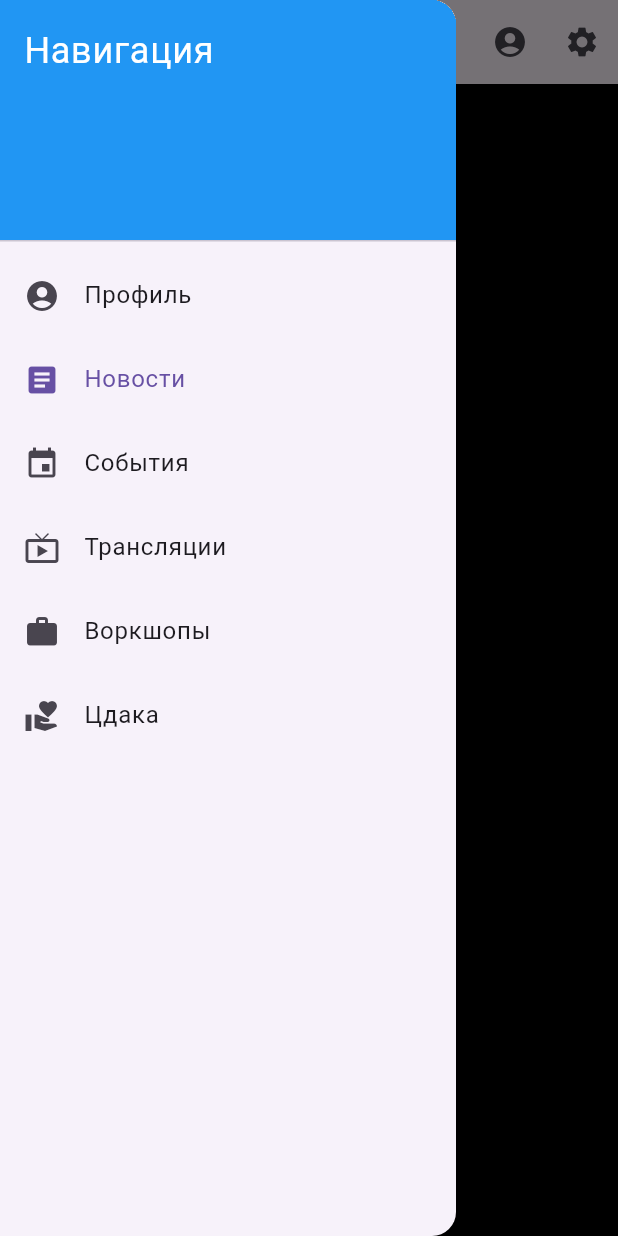
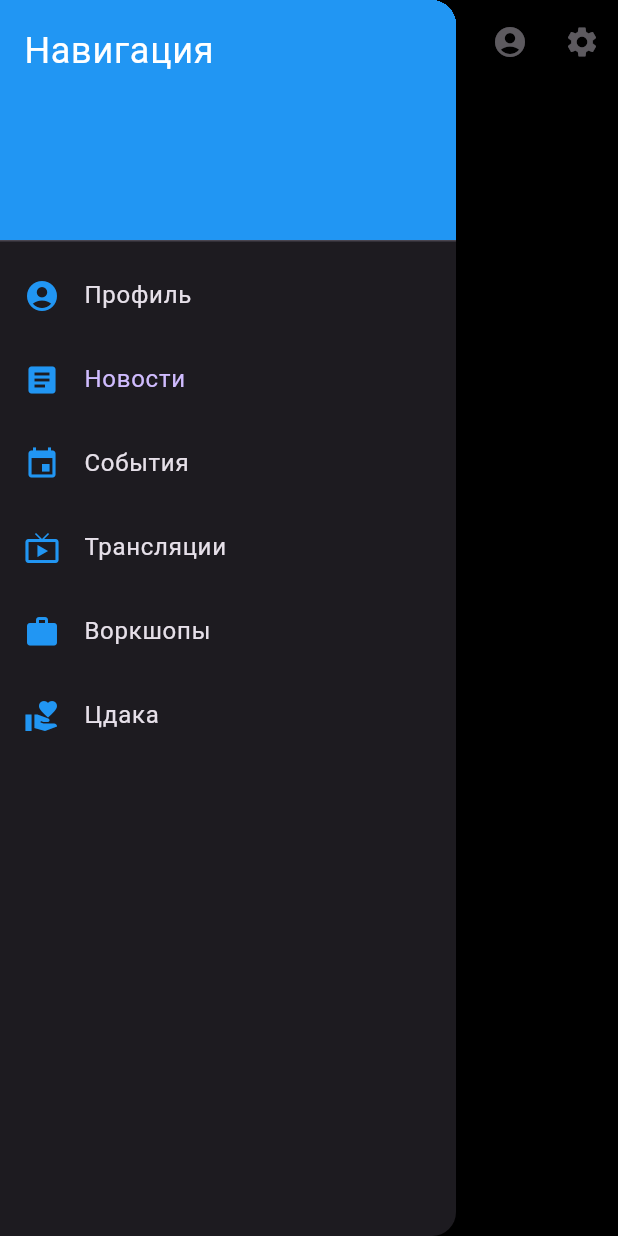
Before and after one commit to Git-p31/my_flutter_app, a Flutter app: the screen it shows after launch, with the side drawer open, on a phone screen of 412 x 824 dp. Run offline on Flutter 3.47's test engine with Material 3 defaults, Android fonts, the light colour scheme and no system bars; our stand-ins replace cached_network_image, cloud_firestore, firebase_core, image_picker, logger, shared_preferences and 1 more; accounts and stored records are empty; network calls fail.

Commit message:
Обновелняи правил администрацыи и приложения

```diff
--- a/lib/main.dart
+++ b/lib/main.dart
@@ -30,6 +30,11 @@ class ErrorApp extends StatelessWidget {
   @override
   Widget build(BuildContext context) {
     return MaterialApp(
+      theme: ThemeData.dark().copyWith(
+        scaffoldBackgroundColor: Colors.black,
+        primaryColor: Colors.blue,
+        appBarTheme: const AppBarTheme(backgroundColor: Colors.black),
+      ),
       home: Scaffold(
         body: Center(
           child: Text(
@@ -87,7 +92,17 @@ class _MyAppState extends State<MyApp> {
   Widget build(BuildContext context) {
     return MaterialApp(
       title: 'My Flutter App',
-      theme: _isDarkTheme ? ThemeData.dark() : ThemeData.light(),
+      theme: ThemeData.dark().copyWith(
+        scaffoldBackgroundColor: Colors.black,
+        primaryColor: Colors.blue,
+        appBarTheme: const AppBarTheme(backgroundColor: Colors.black),
+        iconTheme: const IconThemeData(color: Colors.blue),
+        textTheme: const TextTheme(
+          bodyLarge: TextStyle(color: Colors.white),
+          bodyMedium: TextStyle(color: Colors.white),
+          titleLarge: TextStyle(color: Colors.blue),
+        ),
+      ),
       home: HomePage(
         onToggleTheme: _toggleTheme,
         onToggleNotifications: _toggleNotifications,
@@ -119,6 +134,7 @@ class HomePage extends StatefulWidget {
 
 class _HomePageState extends State<HomePage> {
   int _selectedIndex = 0;
+  String _userRole = 'user';
 
   final List<String> _titles = [
     'Новости',
@@ -128,18 +144,26 @@ class _HomePageState extends State<HomePage> {
     'Цдака',
   ];
 
-  late final List<Widget> _pages;
+  late List<Widget> _pages;
 
   @override
   void initState() {
     super.initState();
+    _loadUserRole();
+  }
+
+  Future<void> _loadUserRole() async {
+    final prefs = await SharedPreferences.getInstance();
+    setState(() {
+      _userRole = prefs.getString('role') ?? 'user';
       _pages = [
-      const NewsPage(),
-      const EventsPage(),
+        NewsPage(userRole: _userRole),
+        EventsPage(userRole: _userRole),
         const BroadcastsPage(),
         const WorkshopsPage(),
         const CharityPage(),
       ];
+    });
   }
 
   void _onItemTapped(int index) {
@@ -214,7 +238,9 @@ class _HomePageState extends State<HomePage> {
           ),
         ],
       ),
-      body: IndexedStack(
+      body: _pages.isEmpty
+          ? const Center(child: CircularProgressIndicator())
+          : IndexedStack(
               index: _selectedIndex,
               children: _pages,
             ),
@@ -229,14 +255,7 @@ class _HomePageState extends State<HomePage> {
                 style: TextStyle(color: Colors.white, fontSize: 24),
               ),
             ),
-            ListTile(
-              leading: const Icon(Icons.account_circle),
-              title: const Text('Профиль'),
-              onTap: () {
-                Navigator.pop(context);
-                _openProfile();
-              },
-            ),
+            _buildDrawerItem(Icons.account_circle, 'Профиль', _openProfile),
             _buildDrawerItem(Icons.article, 'Новости', 0),
             _buildDrawerItem(Icons.event, 'События', 1),
             _buildDrawerItem(Icons.live_tv, 'Трансляции', 2),
@@ -248,12 +267,18 @@ class _HomePageState extends State<HomePage> {
     );
   }
 
-  Widget _buildDrawerItem(IconData icon, String title, int index) {
+  Widget _buildDrawerItem(IconData icon, String title, dynamic action) {
     return ListTile(
-      leading: Icon(icon),
+      leading: Icon(icon, color: Colors.blue),
       title: Text(title),
-      selected: _selectedIndex == index,
-      onTap: () => _onItemTapped(index),
+      selected: action is int ? _selectedIndex == action : false,
+      onTap: () {
+        if (action is int) {
+          _onItemTapped(action);
+        } else if (action is Function) {
+          action();
+        }
+      },
     );
   }
 }
--- a/lib/pages/news_page.dart
+++ b/lib/pages/news_page.dart
@@ -2,7 +2,9 @@ import 'package:flutter/material.dart';
 import '../database_helper.dart';
 
 class NewsPage extends StatefulWidget {
-  const NewsPage({super.key});
+  final String userRole; // Роль пользователя
+
+  const NewsPage({super.key, required this.userRole});
 
   @override
   State<NewsPage> createState() => _NewsPageState();
@@ -78,10 +80,12 @@ class _NewsPageState extends State<NewsPage> {
                             style: const TextStyle(color: Colors.blue)),
                         subtitle: Text(newsItem['content'] ?? 'Нет содержания',
                             style: const TextStyle(color: Colors.white70)),
-                        trailing: IconButton(
-                          icon: const Icon(Icons.delete, color: Colors.red),
-                          onPressed: () => _deleteNews(newsItem['id']),
-                        ),
+                        trailing: widget.userRole == 'admin'
+                            ? IconButton(
+                                icon: const Icon(Icons.delete, color: Colors.red),
+                                onPressed: () => _deleteNews(newsItem['id']),
+                              )
+                            : null,
                       ),
                     );
                   },
```
Also changed, not shown: lib/database_helper.dart (+11 -0 lines), lib/pages/admin_panel.dart (+62 -4 lines), lib/pages/events_page.dart (+8 -5 lines), lib/pages/profile_page.dart (+2 -9 lines), 1 other file. Lines whose indentation alone changed are shown as unchanged.
